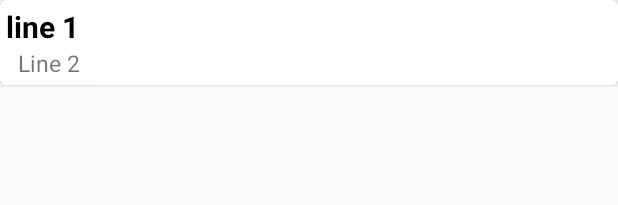
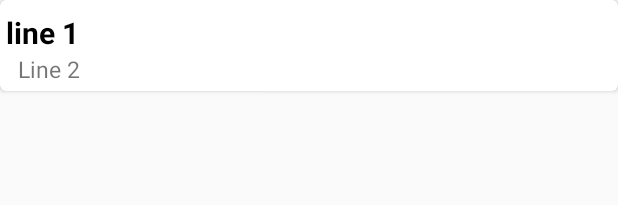
Before and after one commit to Baceg/Ochrona, an Android app: the layout recycler_item.xml on its own in the app's theme, with its tools: preview values and no code run, on a phone screen of 412 x 824 dp. Shown: the top 205 px of the screen. Run offline under Robolectric (Android 15) with nearby library versions, the phone set to English and light mode, and no system bars.

Commit message:
włącza sie chociaz

```diff
--- a/app/src/main/res/layout/recycler_item.xml
+++ b/app/src/main/res/layout/recycler_item.xml
@@ -17,34 +17,27 @@
         android:padding="2dp"
         android:id="@+id/imageView" />
         -->
-       <TextView
-           android:layout_width="wrap_content"
-           android:layout_height="wrap_content"
-           android:text="line 1"
-           android:textSize="20sp"
-           android:textStyle="bold"
-           android:textColor="@android:color/black"
-           android:layout_alignParentTop="true"
-           android:id="@+id/textView4"/>
+        <TextView
+            android:id="@+id/textView4"
+            android:layout_width="wrap_content"
+            android:layout_height="wrap_content"
+            android:layout_alignParentTop="true"
+            android:layout_marginTop="4dp"
+            android:text="line 1"
+            android:textColor="@android:color/black"
+            android:textSize="20sp"
+            android:textStyle="bold" />
 
 
         <TextView
             android:id="@+id/textView5"
             android:layout_width="wrap_content"
             android:layout_height="wrap_content"
-            android:text="Line 2"
-            android:textSize="15sp"
             android:layout_below="@+id/textView4"
             android:layout_marginStart="8dp"
-            />
+            android:text="Line 2"
+            android:textSize="15sp" />
         <!--android:layout_toEndOf="@+id/imageView"-->
-
-
-
-
-
-
-
 
 
     </RelativeLayout>
```
Also changed, not shown: app/src/main/java/com/example/ochronasuchu/MainActivity.java (+12 -9 lines).
